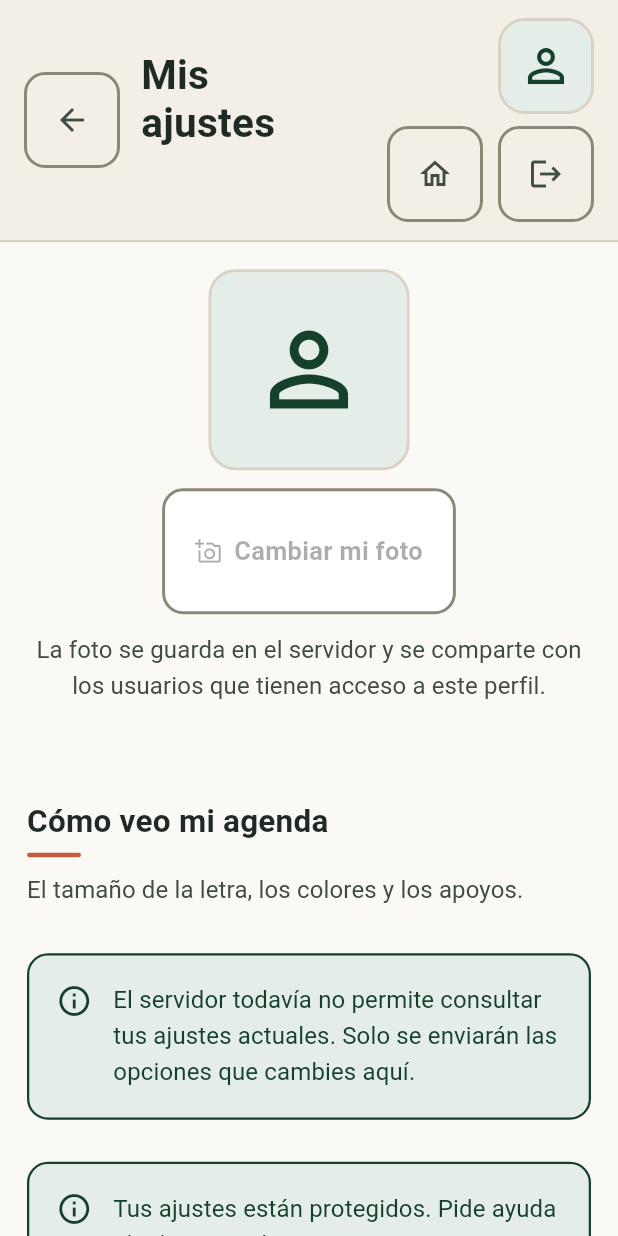
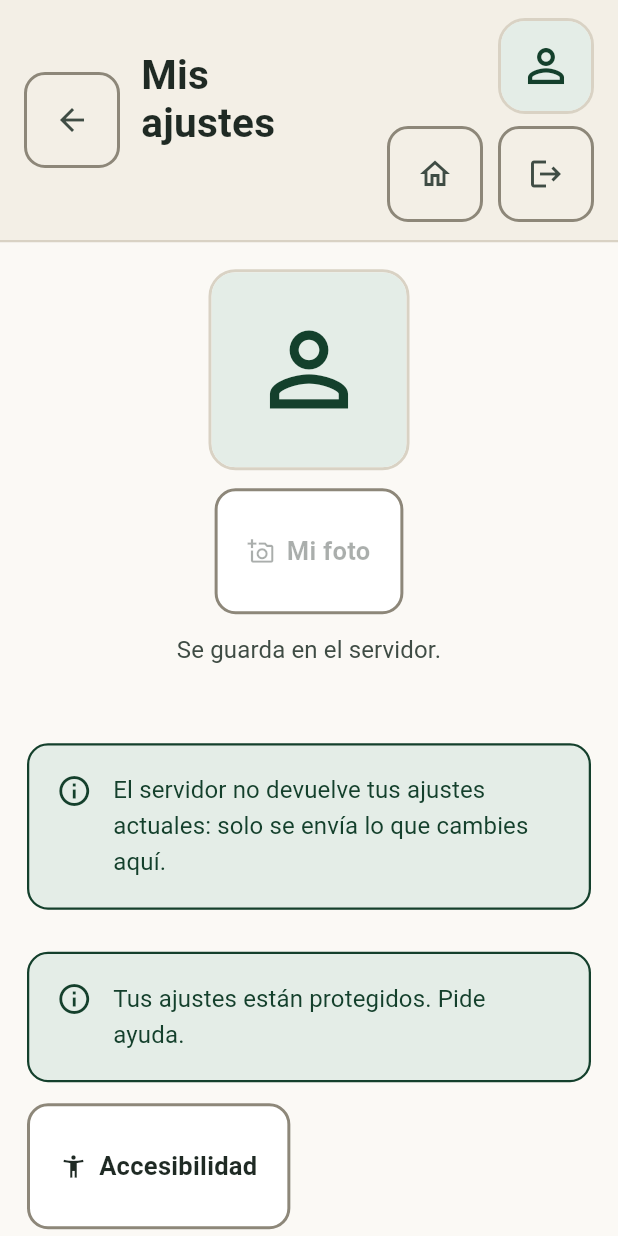
Before and after one commit to jxliian/dgp-mda-2627, a Flutter app: the SettingsScreen widget shown alone on an empty page, opened directly, on a phone screen of 412 x 824 dp. Run offline on Flutter 3.47's test engine with Material 3 defaults, Android fonts, the phone set to English and light mode, and no system bars; our stand-ins replace flutter_svg, flutter_tts, shared_preferences; missing offline and left inert: file_selector; accounts and stored records are empty; network calls fail.

Commit message:
(feat) menos texto en Mis ajustes
El boton de accesibilidad pasa de «Abrir mis opciones de accesibilidad»
a «Accesibilidad» con su muñeco, y el de la foto de «Cambiar mi foto» a
«Mi foto». Lo que explicaba cada boton se lee al entrar en el.

Fuera el titular «Como veo mi agenda» con su explicacion, que repetia lo
que ya dice el boton, y el parrafo de debajo de la foto pasa de dos
lineas y media a cuatro palabras: «Se guarda en el servidor».

Los avisos y los titulares de la parte de adultos tambien se acortan.
134 pruebas en verde.

```diff
--- a/src/frontend/lib/screens/settings_screen.dart
+++ b/src/frontend/lib/screens/settings_screen.dart
@@ -130,7 +130,7 @@ class _SettingsScreenState extends State<SettingsScreen> {
     final state = AppScope.of(context);
     return ProfilePhotoEditor(
       user: usuario,
-      label: 'Cambiar mi foto',
+      label: 'Mi foto',
       localOnly: state.profilePhotoIsLocal(usuario),
       enabled: puedeEditar && !ocupado && state.canSetProfilePhoto(usuario),
       onBusyChanged: (value) => setState(() => ocupado = value),
@@ -151,15 +151,15 @@ class _SettingsScreenState extends State<SettingsScreen> {
             if (usuario.role != UserRole.student) ...[
               ..._seccionDeAdulto(),
               const SectionTitle(
-                'Cambiar contraseña',
-                hint: 'Déjala vacía si no quieres cambiarla.',
+                'Contraseña',
+                hint: 'Déjala vacía si no la cambias.',
               ),
               _campoContrasena(),
               const SizedBox(height: 16),
               _campoRepeticion(),
               const SizedBox(height: 8),
               Text(
-                'Después de cambiarla tendrás que iniciar sesión de nuevo.',
+                'Al cambiarla tendrás que entrar de nuevo.',
                 style: Theme.of(context).textTheme.bodyMedium,
               ),
             ],
@@ -186,8 +186,8 @@ class _SettingsScreenState extends State<SettingsScreen> {
     final ajustesDeAdulto = state.adultAccess;
     return [
       const SectionTitle(
-        'Cómo veo la aplicación',
-        hint: 'Se guarda en este dispositivo, no en tu cuenta.',
+        'Cómo la veo',
+        hint: 'Solo en este dispositivo.',
       ),
       // El mismo criterio que en la accesibilidad del alumno: se elige entre
       // opciones, no se escribe un número.
@@ -259,10 +259,6 @@ class _SettingsScreenState extends State<SettingsScreen> {
   }
 
   List<Widget> _seccionDeAlumno(AppUser usuario) => [
-    const SectionTitle(
-      'Cómo veo mi agenda',
-      hint: 'El tamaño de la letra, los colores y los apoyos.',
-    ),
     if (!AppScope.of(context).repository.supportsProfileRead)
       const Notice(_servidorSinLecturaDePerfil),
     if (!puedeEditar) const Notice(_ajustesProtegidos),
@@ -277,7 +273,7 @@ class _SettingsScreenState extends State<SettingsScreen> {
               if (mounted) setState(() {});
             },
       icon: const Icon(Icons.accessibility_new),
-      label: const Text('Abrir mis opciones de accesibilidad'),
+      label: const Text('Accesibilidad'),
     ),
   ];
 
@@ -299,8 +295,8 @@ class _SettingsScreenState extends State<SettingsScreen> {
   );
 
   static const _servidorSinLecturaDePerfil =
-      'El servidor todavía no permite consultar tus ajustes actuales. '
-      'Solo se enviarán las opciones que cambies aquí.';
+      'El servidor no devuelve tus ajustes actuales: solo se envía lo que '
+      'cambies aquí.';
   static const _ajustesProtegidos =
-      'Tus ajustes están protegidos. Pide ayuda al administrador.';
+      'Tus ajustes están protegidos. Pide ayuda.';
 }
--- a/src/frontend/lib/ui/widgets/profile_photo_editor.dart
+++ b/src/frontend/lib/ui/widgets/profile_photo_editor.dart
@@ -89,10 +89,11 @@ class _ProfilePhotoEditorState extends State<ProfilePhotoEditor> {
         Padding(
           padding: const EdgeInsets.symmetric(vertical: 12),
           child: Text(
+            // Dónde se guarda, en cuatro palabras: el párrafo largo que
+            // había aquí ocupaba media columna para decir lo mismo.
             widget.localOnly
-                ? 'La foto de demostración dura solo esta sesión.'
-                : 'La foto se guarda en el servidor y se comparte con los '
-                      'usuarios que tienen acceso a este perfil.',
+                ? 'Solo en esta demostración.'
+                : 'Se guarda en el servidor.',
             textAlign: TextAlign.center,
           ),
         ),
```
Also changed, not shown: 3 other files.
